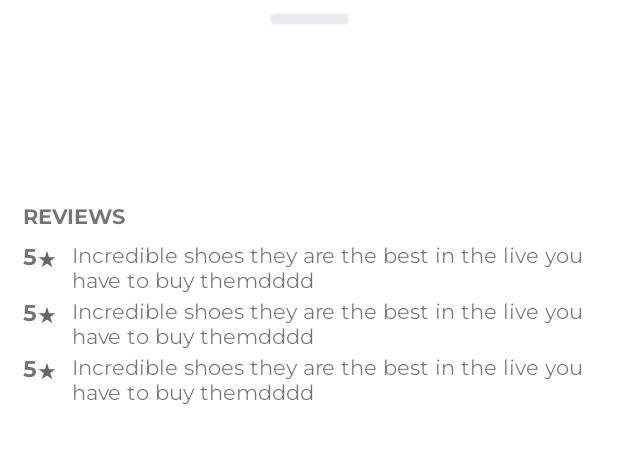
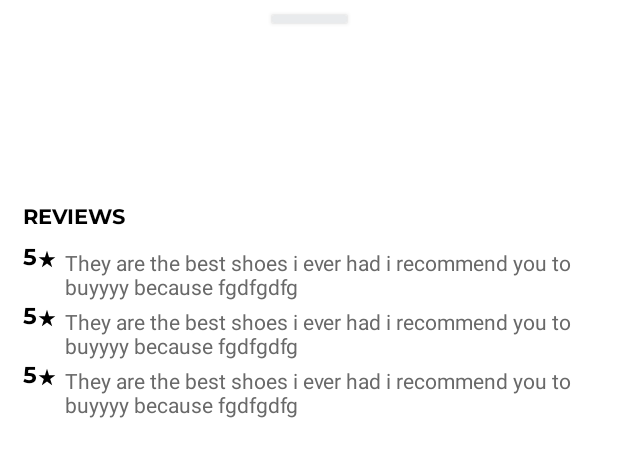
Before and after one commit to rodrirepresa/Adidas, an Android app built with Jetpack Compose: the layout review_bottom_sheet.xml on its own in the app's theme, with its tools: preview values and no code run, on a phone screen of 412 x 824 dp. Shown: the top 457 px of the screen. Run offline under Robolectric (Android 15) with nearby library versions, the phone set to English and light mode, and no system bars.

Commit message:
Improve PDV design

```diff
--- a/app/src/main/java/com/represa/adidas/data/network/model/Review.kt
+++ b/app/src/main/java/com/represa/adidas/data/network/model/Review.kt
@@ -14,7 +14,7 @@ fun Review.toDomainModel() : ReviewEntity {
         productId = productId,
         locale = locale,
         rating = rating,
-        text = text[0] + text.subSequence(1, text.length).toString(),
+        text = text[0].toUpperCase() + text.subSequence(1, text.length).toString(),
         id = 0
     )
 }
--- a/app/src/main/res/drawable/ic_baseline_arrow_back_24.xml
+++ b/app/src/main/res/drawable/ic_baseline_arrow_back_24.xml
@@ -3,7 +3,7 @@
     android:height="21dp"
     android:viewportWidth="24"
     android:viewportHeight="24"
-    android:tint="?attr/colorControlNormal"
+    android:tint="@color/black"
     android:autoMirrored="true">
   <path
       android:fillColor="@android:color/white"
--- a/app/src/main/res/drawable/ic_baseline_comment_24.xml
+++ b/app/src/main/res/drawable/ic_baseline_comment_24.xml
@@ -3,7 +3,7 @@
     android:height="24dp"
     android:viewportWidth="24"
     android:viewportHeight="24"
-    android:tint="?attr/colorControlNormal">
+    android:tint="@color/white">
   <path
       android:fillColor="@android:color/white"
       android:pathData="M21.99,4c0,-1.1 -0.89,-2 -1.99,-2L4,2c-1.1,0 -2,0.9 -2,2v12c0,1.1 0.9,2 2,2h14l4,4 -0.01,-18zM18,14L6,14v-2h12v2zM18,11L6,11L6,9h12v2zM18,8L6,8L6,6h12v2z"/>
--- a/app/src/main/res/drawable/ic_baseline_star_rate_24.xml
+++ b/app/src/main/res/drawable/ic_baseline_star_rate_24.xml
@@ -3,7 +3,7 @@
     android:height="13dp"
     android:viewportWidth="24"
     android:viewportHeight="24"
-    android:tint="?attr/colorControlNormal">
+    android:tint="@color/black">
   <path
       android:fillColor="@android:color/white"
       android:pathData="M14.43,10l-2.43,-8l-2.43,8l-7.57,0l6.18,4.41l-2.35,7.59l6.17,-4.69l6.18,4.69l-2.35,-7.59l6.17,-4.41z"/>
--- a/app/src/main/res/layout/fragment_product_detail.xml
+++ b/app/src/main/res/layout/fragment_product_detail.xml
@@ -10,7 +10,6 @@
     <androidx.constraintlayout.widget.ConstraintLayout
         android:layout_width="match_parent"
         android:layout_height="match_parent">
-
 
         <ImageView
             android:id="@+id/product_image"
@@ -56,6 +55,9 @@
 
     <com.google.android.material.floatingactionbutton.FloatingActionButton
         android:id="@+id/review"
+        app:borderWidth="0dp"
+        app:tint="@color/white"
+        android:backgroundTint="@color/black"
         android:layout_width="wrap_content"
         android:layout_height="wrap_content"
         android:layout_gravity="bottom|end"
@@ -63,7 +65,8 @@
         android:elevation="4dp"
         app:layout_constraintBottom_toBottomOf="parent"
         app:layout_constraintRight_toRightOf="parent"
-        app:srcCompat="@drawable/ic_baseline_comment_24" />
+        app:srcCompat="@drawable/ic_baseline_comment_24"
+        android:foregroundTint="@color/white"/>
 
 
 </androidx.coordinatorlayout.widget.CoordinatorLayout>
--- a/app/src/main/res/layout/item_review.xml
+++ b/app/src/main/res/layout/item_review.xml
@@ -4,7 +4,8 @@
     android:layout_height="wrap_content"
     xmlns:app="http://schemas.android.com/apk/res-auto">
 
-    <TextView
+    <!--<TextView
+        android:textColor="@color/black"
         android:id="@+id/rating"
         android:layout_width="wrap_content"
         android:layout_height="wrap_content"
@@ -24,14 +25,51 @@
         app:layout_constraintBottom_toBottomOf="@+id/rating"/>
 
     <TextView
+        android:textColor="@color/dark_gray"
         android:id="@+id/review_text"
         android:layout_width="wrap_content"
         android:layout_height="wrap_content"
         android:fontFamily="@font/montserrat"
-        android:paddingLeft="10dp"
         android:text="Incredible shoes they are the best in the live you have to buy themdddd"
-        app:layout_constraintTop_toTopOf="@id/rating"
-        app:layout_constraintLeft_toRightOf="@+id/star"/>
+        app:layout_constraintTop_toTopOf="parent"
+        app:layout_constraintLeft_toRightOf="@+id/star"/>-->
+
+    <TextView
+
+        android:textColor="@color/black"
+        android:id="@+id/rating"
+        android:layout_width="wrap_content"
+        android:layout_height="wrap_content"
+        android:fontFamily="@font/montserrat_bold"
+        android:text="5"
+        android:textSize="15dp"
+        app:layout_constraintLeft_toLeftOf="parent"
+        app:layout_constraintTop_toTopOf="parent"/>
+
+    <FrameLayout
+        android:id="@+id/star"
+        android:background="@drawable/ic_baseline_star_rate_24"
+        android:layout_width="wrap_content"
+        android:layout_height="wrap_content"
+        app:layout_constraintLeft_toRightOf="@id/rating"
+        app:layout_constraintTop_toTopOf="parent"
+        app:layout_constraintBottom_toBottomOf="@id/rating"/>
+
+    <TextView
+        android:gravity="start"
+        app:layout_constraintRight_toRightOf="parent"
+        android:textColor="@color/dark_gray"
+        android:id="@+id/review_text"
+        android:layout_marginTop="4dp"
+        android:layout_width="0dp"
+        android:layout_height="wrap_content"
+        android:layout_marginLeft="5dp"
+        app:layout_constraintStart_toEndOf="@id/star"
+        app:layout_constraintTop_toTopOf="parent"
+        app:layout_constraintEnd_toEndOf="parent"
+        android:text="They are the best shoes i ever had i recommend you to buyyyy because fgdfgdfg"/>
+
+
 
 
 </androidx.constraintlayout.widget.ConstraintLayout>
--- a/app/src/main/res/layout/review_bottom_sheet.xml
+++ b/app/src/main/res/layout/review_bottom_sheet.xml
@@ -26,6 +26,7 @@
         />
 
     <TextView
+        android:textColor="@color/black"
         android:id="@+id/product_name"
         android:layout_width="wrap_content"
         android:layout_height="wrap_content"
@@ -37,6 +38,7 @@
         app:layout_constraintRight_toRightOf="parent"/>
 
     <TextView
+        android:textColor="@color/black"
         android:textSize="15sp"
         android:id="@+id/product_price"
         android:layout_width="wrap_content"
@@ -47,6 +49,7 @@
         app:layout_constraintTop_toBottomOf="@id/product_name" />
 
     <TextView
+        android:textColor="@color/black"
         android:textSize="15sp"
         android:id="@+id/product_description"
         android:layout_width="wrap_content"
@@ -57,6 +60,7 @@
         app:layout_constraintTop_toBottomOf="@id/product_price" />
 
     <TextView
+        android:textColor="@color/black"
         android:id="@+id/text_review"
         android:layout_width="wrap_content"
         android:layout_height="wrap_content"
--- a/app/src/main/res/values/colors.xml
+++ b/app/src/main/res/values/colors.xml
@@ -7,6 +7,7 @@
     <color name="teal_700">#FF018786</color>
     <color name="black">#FF000000</color>
     <color name="white">#FFFFFFFF</color>
+    <color name="dark_gray">#696969</color>
     <color name="backgroundProducts">#FFe9ebed</color>
     <color name="backgroundApp">#FFFCFCFF</color>
     <color  name="mainColor">#00268b</color>
```
